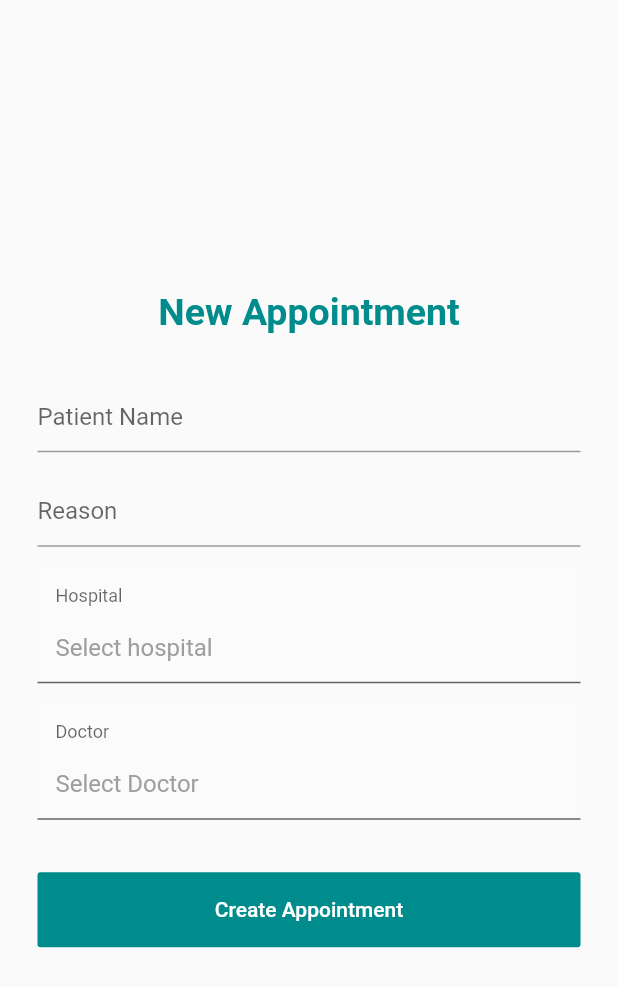
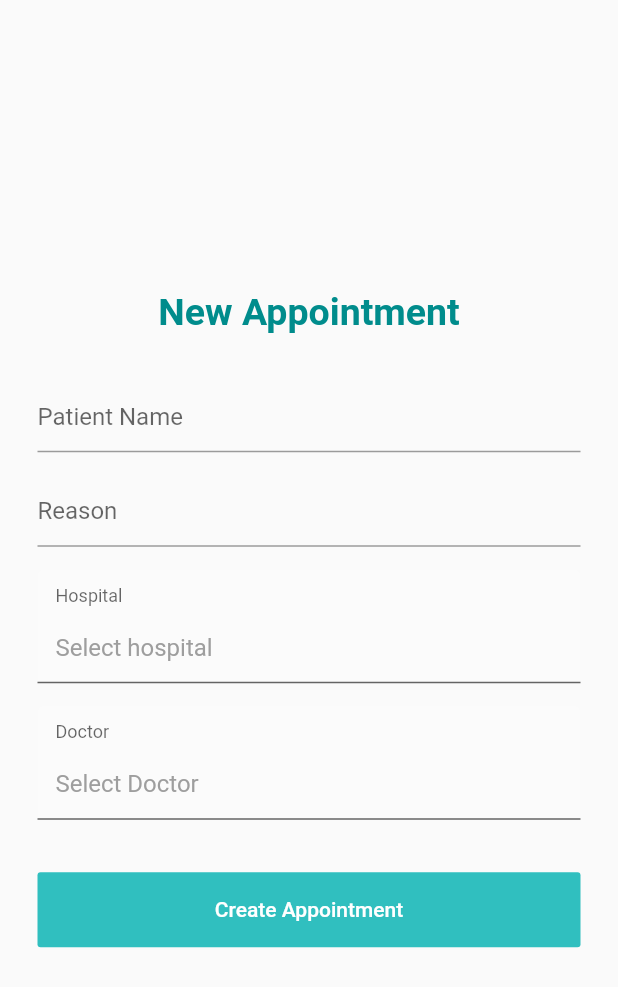
Before and after one commit to the-three-musketeerz/halemate-flutter, a Flutter app: the screen it shows after launch, tab 2 chosen, after a tap on the "add" icon, on a phone screen of 412 x 824 dp. Shown: the top 987 px of the screen. Run offline on Flutter 3.47's test engine with Material 2 defaults, Android fonts, the phone set to English and light mode, and no system bars; drawn by our look-alikes of dropdown_formfield; our stand-ins replace flutter_local_notifications, geolocator, rxdart, shared_preferences; network calls fail.

Commit message:
ptch: minor UI improvements

```diff
--- a/lib/main.dart
+++ b/lib/main.dart
@@ -68,7 +68,6 @@ class _HaleMateAppState extends State<HaleMateApp> {
                         children: [
                           HomeScreen(),
                           AppointmentWidget(),
-                          OTPVerificationScreen(),
                           MedReminder(),
                           LogInForm(),
                           HelpListView(),
--- a/lib/views/Appointment/appointment.dart
+++ b/lib/views/Appointment/appointment.dart
@@ -127,6 +127,7 @@ Widget appointmentList(BuildContext context, List<Appointment> appointments){
   : Center(
     child: Text(
       'Press + to make new a new appointment',
+          textAlign: TextAlign.center,
           style: TextStyle(
               fontSize: 24,
               color: Colors.grey,
--- a/lib/views/Appointment/createAppointment.dart
+++ b/lib/views/Appointment/createAppointment.dart
@@ -133,7 +133,7 @@ class _CreateAppointmentState extends State<CreateAppointment>{
                   height: 50,
                   child: FlatButton(
                     child: Text('Create Appointment'),
-                    color: colorDark,
+                    color: colorLight,
                     textColor: Colors.white,
                     onPressed: () {
                       submit();
```
